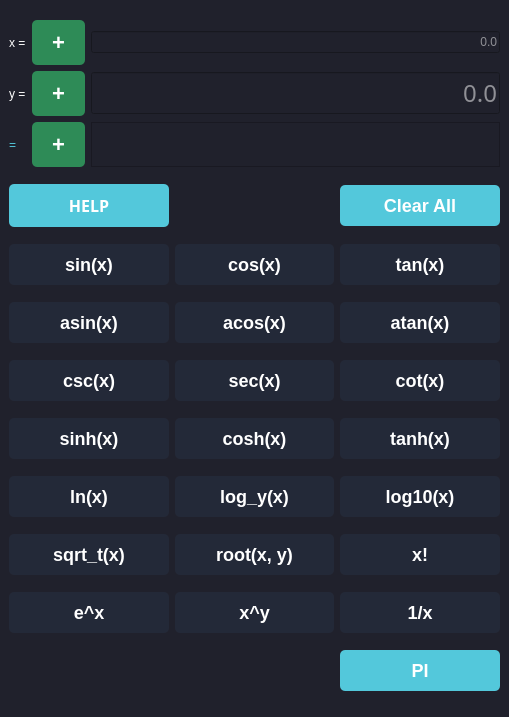
Carlos12001/funtrans_calculatorpp, file src/gui/mainwindow.ui: the form before one commit.
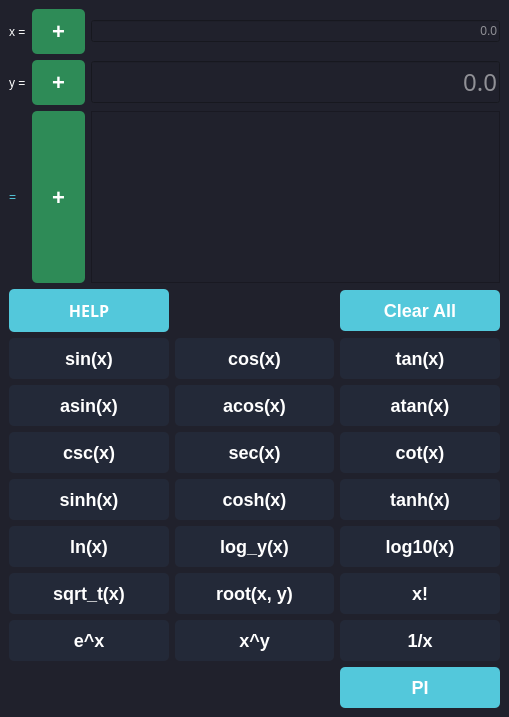
The form after the commit.

Commit message: Working asin, acos and atan

What changed in the file:
```diff
--- a/src/gui/mainwindow.ui
+++ b/src/gui/mainwindow.ui
@@ -547,7 +547,7 @@
         </property>
        </widget>
       </item>
-      <item row="2" column="2">
+      <item row="2" column="3">
        <widget class="QPlainTextEdit" name="plaintTextEqual">
         <property name="sizePolicy">
          <sizepolicy hsizetype="Expanding" vsizetype="Ignored">
@@ -580,7 +580,7 @@
         </property>
        </widget>
       </item>
-      <item row="0" column="2">
+      <item row="0" column="3">
        <widget class="QLineEdit" name="lineEditX">
         <property name="text">
          <string/>
@@ -607,29 +607,53 @@
        </widget>
       </item>
       <item row="1" column="2">
-       <widget class="QLineEdit" name="lineEditY">
-        <property name="font">
-         <font>
-          <family>Montserrat Alternates</family>
-          <pointsize>18</pointsize>
-          <italic>false</italic>
-          <bold>false</bold>
-         </font>
+       <widget class="QPushButton" name="buttonYSign">
+        <property name="styleSheet">
+         <string notr="true">QPushButton {
+  border: none;
+  border-radius: 5px;
+  color: white;
+  font-size: 22px;
+  font-weight: bold;
+  padding: 10px 20px;
+  background-color: #2E8B57;
+}
+
+</string>
         </property>
         <property name="text">
-         <string/>
+         <string>+</string>
         </property>
-        <property name="alignment">
-         <set>Qt::AlignRight|Qt::AlignTrailing|Qt::AlignVCenter</set>
+       </widget>
+      </item>
+      <item row="0" column="2">
+       <widget class="QPushButton" name="buttonXSign">
+        <property name="styleSheet">
+         <string notr="true">QPushButton {
+  border: none;
+  border-radius: 5px;
+  color: white;
+  font-size: 22px;
+  font-weight: bold;
+  padding: 10px 20px;
+  background-color: #2E8B57;
+}
+
+</string>
         </property>
-        <property name="dragEnabled">
-         <bool>false</bool>
+        <property name="text">
+         <string>+</string>
         </property>
-        <property name="placeholderText">
-         <string>0.0</string>
+       </widget>
+      </item>
+      <item row="2" column="0">
+       <widget class="QLabel" name="labelEqual">
+        <property name="styleSheet">
+         <string notr="true">font: 32pt &quot;Montserrat Alternates&quot;;
+color:#53c8db;</string>
         </property>
-        <property name="clearButtonEnabled">
-         <bool>false</bool>
+        <property name="text">
+         <string>=</string>
         </property>
        </widget>
       </item>
@@ -643,51 +667,50 @@
         </property>
        </widget>
       </item>
-      <item row="2" column="1">
+      <item row="1" column="3">
+       <widget class="QLineEdit" name="lineEditY">
+        <property name="font">
+         <font>
+          <family>Montserrat Alternates</family>
+          <pointsize>18</pointsize>
+          <italic>false</italic>
+          <bold>false</bold>
+         </font>
+        </property>
+        <property name="text">
+         <string/>
+        </property>
+        <property name="alignment">
+         <set>Qt::AlignRight|Qt::AlignTrailing|Qt::AlignVCenter</set>
+        </property>
+        <property name="dragEnabled">
+         <bool>false</bool>
+        </property>
+        <property name="placeholderText">
+         <string>0.0</string>
+        </property>
+        <property name="clearButtonEnabled">
+         <bool>false</bool>
+        </property>
+       </widget>
+      </item>
+      <item row="2" column="2">
        <widget class="QPushButton" name="buttonEqualSign">
         <property name="enabled">
          <bool>false</bool>
         </property>
-        <property name="styleSheet">
-         <string notr="true">QPushButton {
-  border: none;
-  border-radius: 5px;
-  color: white;
-  font-size: 22px;
-  font-weight: bold;
-  padding: 10px 20px;
-  background-color: #2E8B57;
-}
-
-</string>
+        <property name="sizePolicy">
+         <sizepolicy hsizetype="Expanding" vsizetype="Expanding">
+          <horstretch>0</horstretch>
+          <verstretch>0</verstretch>
+         </sizepolicy>
         </property>
-        <property name="text">
-         <string>+</string>
+        <property name="maximumSize">
+         <size>
+          <width>53</width>
+          <height>250</height>
+         </size>
         </property>
-       </widget>
-      </item>
-      <item row="1" column="1">
-       <widget class="QPushButton" name="buttonYSign">
-        <property name="styleSheet">
-         <string notr="true">QPushButton {
-  border: none;
-  border-radius: 5px;
-  color: white;
-  font-size: 22px;
-  font-weight: bold;
-  padding: 10px 20px;
-  background-color: #2E8B57;
-}
-
-</string>
-        </property>
-        <property name="text">
-         <string>+</string>
-        </property>
-       </widget>
-      </item>
-      <item row="0" column="1">
-       <widget class="QPushButton" name="buttonXSign">
         <property name="styleSheet">
          <string notr="true">QPushButton {
   border: none;
```
Left out of the diff: 19 changed lines with no effect on the pictures. The commit also changes 1 other file.
